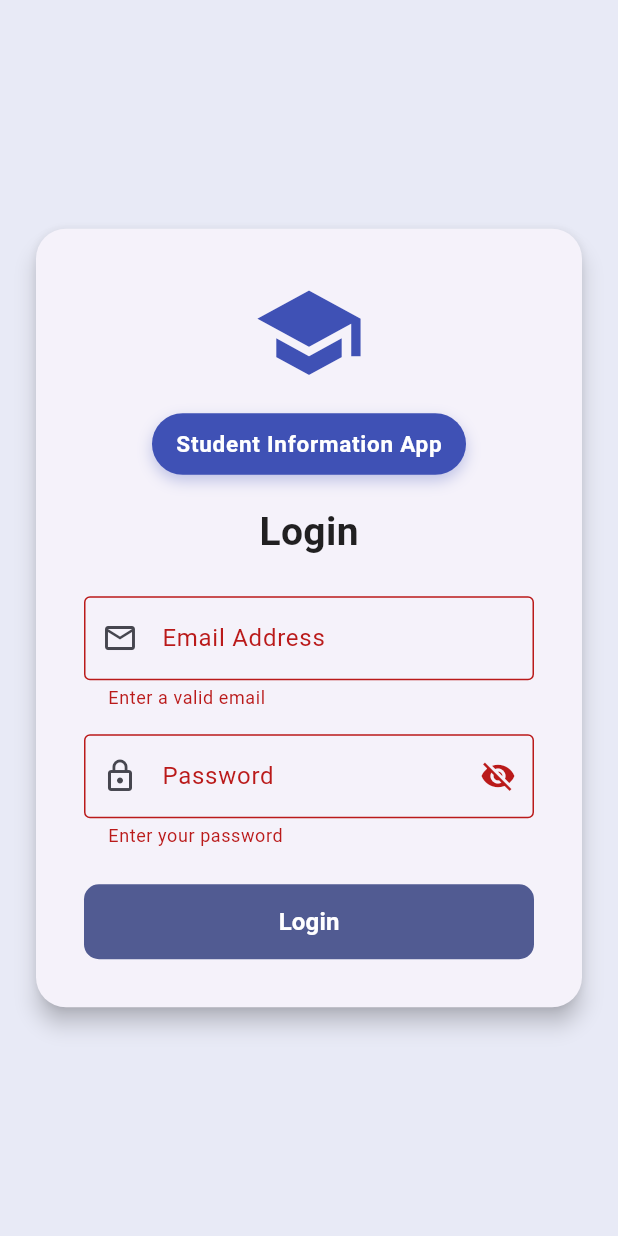
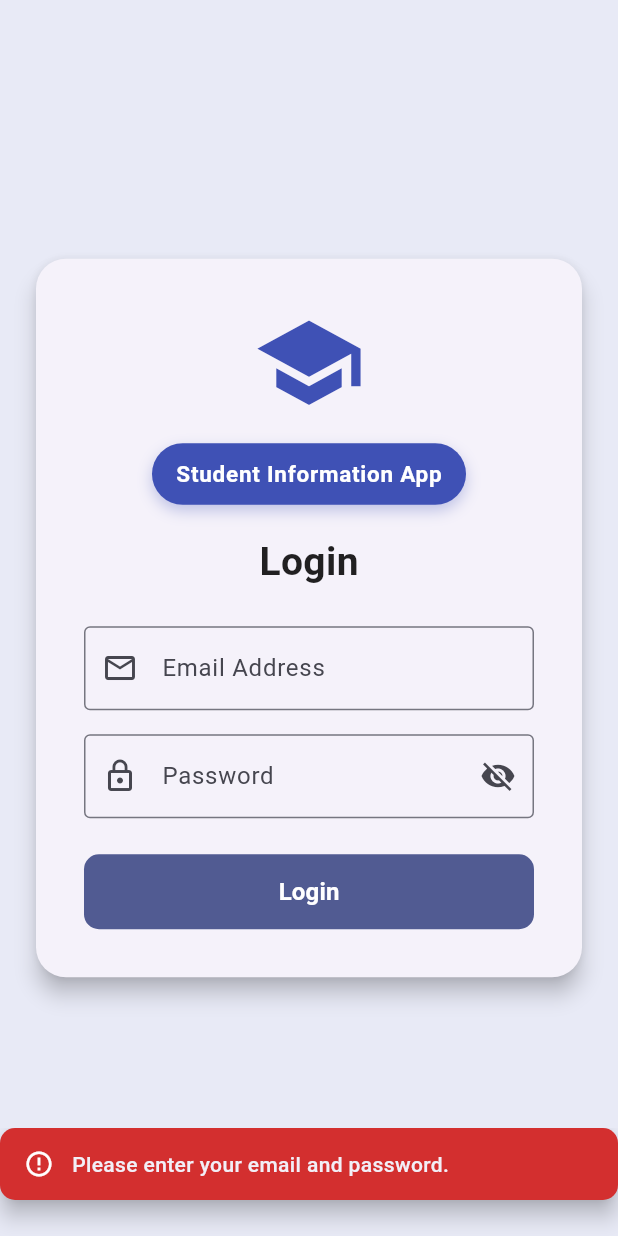
Before and after one commit to Yoshi-K4/flutter_Reyes, a Flutter app: the screen it shows after launch, after a tap on "Login", on a phone screen of 412 x 824 dp. Run offline on Flutter 3.47's test engine with Material 3 defaults, Android fonts, the phone set to English and light mode, and no system bars; our stand-ins replace cloud_firestore, firebase_auth, firebase_core; accounts and stored records are empty.

Commit message:
Update login navigation and pages

```diff
--- a/lib/account_settings_page.dart
+++ b/lib/account_settings_page.dart
@@ -30,14 +30,14 @@ class _AccountSettingsPageState extends State<AccountSettingsPage> {
 
     if (currentPassword.isEmpty || newPassword.isEmpty) {
       ScaffoldMessenger.of(context).showSnackBar(
-        const SnackBar(content: Text('Punan ang lahat ng fields.')),
+        const SnackBar(content: Text('Please fill out all fields.')),
       );
       return;
     }
 
     if (newPassword.length < 6) {
       ScaffoldMessenger.of(context).showSnackBar(
-        const SnackBar(content: Text('Ang bagong password ay dapat may habang hindi bababa sa 6 characters.')),
+        const SnackBar(content: Text('The new password must be at least 15 characters long.')),
       );
       return;
     }
@@ -59,7 +59,7 @@ class _AccountSettingsPageState extends State<AccountSettingsPage> {
 
         if (!mounted) return;
         ScaffoldMessenger.of(context).showSnackBar(
-          const SnackBar(content: Text('Matagumpay na na-update ang password!')),
+          const SnackBar(content: Text('Password updated successfully!')),
         );
 
         // Linisin ang fields pagkatapos magtagumpay
@@ -68,11 +68,11 @@ class _AccountSettingsPageState extends State<AccountSettingsPage> {
       }
     } on FirebaseAuthException catch (e) {
       if (!mounted) return;
-      String message = 'May naganap na error.';
+      String message = 'An error occurred..';
       if (e.code == 'wrong-password' || e.code == 'invalid-credential') {
-        message = 'Mali ang iyong kasalukuyang password.';
+        message = 'Your current password is incorrect.';
       } else if (e.code == 'requires-recent-login') {
-        message = 'Kailangan mong mag-log in ulit bago magpalit ng password.';
+        message = 'You need to log in again before changing your password.';
       } else {
         message = e.message ?? message;
       }
@@ -97,7 +97,7 @@ class _AccountSettingsPageState extends State<AccountSettingsPage> {
       );
     } catch (e) {
       ScaffoldMessenger.of(context).showSnackBar(
-        SnackBar(content: Text('Nabigo ang pag-logout: $e')),
+        SnackBar(content: Text('Logout failed: $e')),
       );
     }
   }
@@ -191,7 +191,7 @@ class _AccountSettingsPageState extends State<AccountSettingsPage> {
                     height: 48,
                     child: FilledButton(
                       style: FilledButton.styleFrom(
-                        backgroundColor: const Color(0xFF5C6BC0),
+                        backgroundColor: const Color.fromARGB(255, 94, 110, 203),
                         shape: RoundedRectangleBorder(
                           borderRadius: BorderRadius.circular(8),
                         ),
--- a/lib/login_page.dart
+++ b/lib/login_page.dart
@@ -1,5 +1,6 @@
 import 'package:firebase_auth/firebase_auth.dart';
 import 'package:flutter/material.dart';
+import 'dashboard.dart';
 
 class LoginPage extends StatefulWidget {
   const LoginPage({super.key});
@@ -9,7 +10,6 @@ class LoginPage extends StatefulWidget {
 }
 
 class _LoginPageState extends State<LoginPage> {
-  final _formKey = GlobalKey<FormState>();
   final _email = TextEditingController();
   final _password = TextEditingController();
 
@@ -24,21 +24,61 @@ class _LoginPageState extends State<LoginPage> {
   }
 
   Future<void> _login() async {
-    if (!_formKey.currentState!.validate()) return;
+    if (_email.text.trim().isEmpty || _password.text.isEmpty) {
+      _showErrorSnackBar('Please enter your email and password.');
+      return;
+    }
+
     setState(() => loading = true);
     try {
       await FirebaseAuth.instance.signInWithEmailAndPassword(
         email: _email.text.trim(),
         password: _password.text,
       );
-    } on FirebaseAuthException catch (e) {
+
       if (!mounted) return;
-      ScaffoldMessenger.of(context).showSnackBar(
-        SnackBar(content: Text(e.message ?? 'Unable to log in.')),
+      Navigator.pushReplacement(
+        context,
+        MaterialPageRoute(builder: (context) => const DashboardPage()),
+        // 💡 Palitan ng 'Dashboard()' kung 'Dashboard' ang class name sa dashboard.dart mo
       );
+    } catch (e) {
+      if (!mounted) return;
+      _showErrorSnackBar('Invalid username or password.');
     } finally {
       if (mounted) setState(() => loading = false);
     }
+  }
+
+  void _showErrorSnackBar(String message) {
+    ScaffoldMessenger.of(context).clearSnackBars();
+    ScaffoldMessenger.of(context).showSnackBar(
+      SnackBar(
+        content: ConstrainedBox(
+          constraints: const BoxConstraints(maxWidth: 380),
+          child: Row(
+            mainAxisSize: MainAxisSize.min,
+            children: [
+              const Icon(Icons.error_outline, color: Colors.white, size: 20),
+              const SizedBox(width: 12),
+              Expanded(
+                child: Text(
+                  message,
+                  style: const TextStyle(fontSize: 14, fontWeight: FontWeight.w500),
+                ),
+              ),
+            ],
+          ),
+        ),
+        backgroundColor: Colors.red.shade700,
+        behavior: SnackBarBehavior.floating,
+        shape: RoundedRectangleBorder(
+          borderRadius: BorderRadius.circular(10),
+        ),
+        margin: const EdgeInsets.only(bottom: 24),
+        duration: const Duration(seconds: 3),
+      ),
+    );
   }
 
   @override
@@ -55,16 +95,11 @@ class _LoginPageState extends State<LoginPage> {
               margin: const EdgeInsets.all(24),
               child: Padding(
                 padding: const EdgeInsets.all(32),
-                child: Form(
-                  key: _formKey,
                 child: Column(
                   mainAxisSize: MainAxisSize.min,
                   children: [
-                      // 1. Hat Icon sa Itaas
                     const Icon(Icons.school, size: 75, color: Colors.indigo),
                     const SizedBox(height: 16),
-
-                      // 2. "Student Information App" na may disenyo sa gitna
                     Container(
                       padding: const EdgeInsets.symmetric(horizontal: 16, vertical: 10),
                       decoration: BoxDecoration(
@@ -72,7 +107,6 @@ class _LoginPageState extends State<LoginPage> {
                         borderRadius: BorderRadius.circular(30),
                         boxShadow: [
                           BoxShadow(
-                              // ignore: deprecated_member_use
                             color: Colors.indigo.withOpacity(0.3),
                             blurRadius: 8,
                             offset: const Offset(0, 4),
@@ -90,33 +124,24 @@ class _LoginPageState extends State<LoginPage> {
                       ),
                     ),
                     const SizedBox(height: 20),
-
-                      // 3. Login Text
                     const Text(
                       'Login',
                       style: TextStyle(fontSize: 26, fontWeight: FontWeight.bold, color: Colors.black87),
                     ),
                     const SizedBox(height: 24),
-
-                      // 4. Email Field
-                      TextFormField(
+                    TextField(
                       controller: _email,
                       keyboardType: TextInputType.emailAddress,
-                        autofillHints: const [],
                       decoration: const InputDecoration(
                         labelText: 'Email Address',
                         border: OutlineInputBorder(),
                         prefixIcon: Icon(Icons.email_outlined),
                       ),
-                        validator: (v) => v == null || !v.contains('@') ? 'Enter a valid email' : null,
                     ),
                     const SizedBox(height: 16),
-
-                      // 5. Password Field na may Show/Hide Toggle Button
-                      TextFormField(
+                    TextField(
                       controller: _password,
                       obscureText: _obscurePassword,
-                        autofillHints: const [],
                       decoration: InputDecoration(
                         labelText: 'Password',
                         border: const OutlineInputBorder(),
@@ -132,11 +157,8 @@ class _LoginPageState extends State<LoginPage> {
                           },
                         ),
                       ),
-                        validator: (v) => v == null || v.isEmpty ? 'Enter your password' : null,
                     ),
                     const SizedBox(height: 24),
-
-                      // 6. Login Button
                     SizedBox(
                       width: double.infinity,
                       height: 50,
@@ -161,7 +183,6 @@ class _LoginPageState extends State<LoginPage> {
           ),
         ),
       ),
-      ),
     );
   }
 }
--- a/lib/student_form_page.dart
+++ b/lib/student_form_page.dart
@@ -108,6 +108,7 @@ class _StudentFormPageState extends State<StudentFormPage> {
               ),
             ],
           ),
+
         ),
       ),
     );
```
Lines whose indentation alone changed are shown as unchanged.
